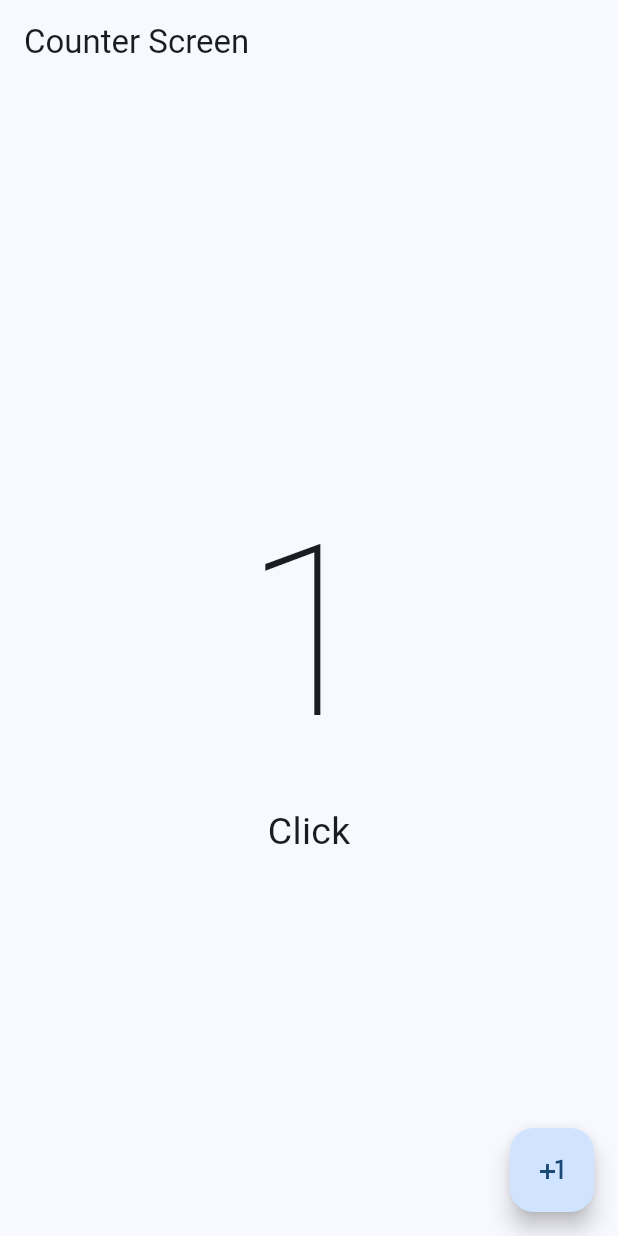
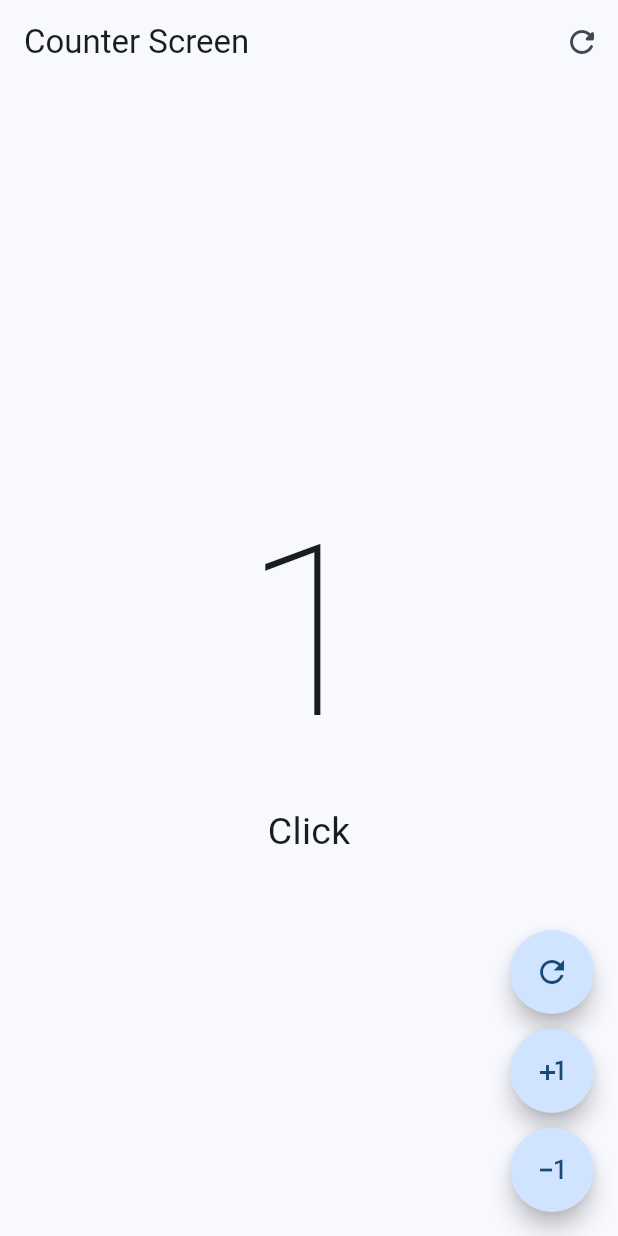
Before and after one commit to jgregoriorincon/flutter_counter, a Flutter app: the screen it shows after launch, after a tap on the "plus one" icon, on a phone screen of 412 x 824 dp. Run offline on Flutter 3.47's test engine with Material 3 defaults, Android fonts, the phone set to English and light mode, and no system bars.

Commit message:
Add minus and reset buttons

```diff
--- a/lib/main.dart
+++ b/lib/main.dart
@@ -1,5 +1,6 @@
 import 'package:flutter/material.dart';
-import 'package:flutter_counter/presentation/screens/counter_screen.dart';
+import 'package:flutter_counter/presentation/screens/counter_functions.dart';
+// import 'package:flutter_counter/presentation/screens/counter_basic.dart';
 
 void main() {
   runApp(MyApp());
@@ -13,7 +14,7 @@ class MyApp extends StatelessWidget {
     return MaterialApp(
       debugShowCheckedModeBanner: false,
       theme: ThemeData(colorSchemeSeed: Colors.blue),
-      home: CounterScreen(),
+      home: CounterFunctionsScreen(),
     );
   }
 }
--- a/lib/presentation/screens/counter_screen.dart
+++ b/lib/presentation/screens/counter_basic.dart
@@ -1,13 +1,13 @@
 import 'package:flutter/material.dart';
 
-class CounterScreen extends StatefulWidget {
-  const CounterScreen({super.key});
+class CounterBasic extends StatefulWidget {
+  const CounterBasic({super.key});
 
   @override
-  State<CounterScreen> createState() => _CounterScreenState();
+  State<CounterBasic> createState() => _CounterBasicState();
 }
 
-class _CounterScreenState extends State<CounterScreen> {
+class _CounterBasicState extends State<CounterBasic> {
   int clickCounter = 0;
   @override
   Widget build(BuildContext context) {
--- /dev/null
+++ b/lib/presentation/screens/counter_functions.dart
@@ -0,0 +1,83 @@
+import 'package:flutter/material.dart';
+
+class CounterFunctionsScreen extends StatefulWidget {
+  const CounterFunctionsScreen({super.key});
+
+  @override
+  State<CounterFunctionsScreen> createState() => _CounterFunctionsScreenState();
+}
+
+class _CounterFunctionsScreenState extends State<CounterFunctionsScreen> {
+  int clickCounter = 0;
+  @override
+  Widget build(BuildContext context) {
+    return Scaffold(
+      appBar: AppBar(
+        title: const Text('Counter Screen'),
+        actions: [
+          IconButton(
+            onPressed: () {
+              setState(() {
+                clickCounter = 0;
+              });
+            },
+            icon: const Icon(Icons.refresh_rounded),
+          ),
+        ],
+      ),
+      body: Center(
+        child: Column(
+          mainAxisAlignment: MainAxisAlignment.center,
+          children: [
+            Text(
+              '$clickCounter',
+              style: TextStyle(fontSize: 160, fontWeight: FontWeight.w100),
+            ),
+            Text(
+              'Click${clickCounter == 1 ? '' : 's'}',
+              style: const TextStyle(fontSize: 25),
+            ),
+          ],
+        ),
+      ),
+      floatingActionButton: Column(
+        mainAxisAlignment: MainAxisAlignment.end,
+        children: [
+          FloatingActionButton(
+            shape: const StadiumBorder(),
+            onPressed: () {
+              clickCounter = 0;
+              setState(() {
+                clickCounter = clickCounter;
+              });
+            },
+            child: const Icon(Icons.refresh_outlined),
+          ),
+          const SizedBox(height: 10),
+          FloatingActionButton(
+            shape: const StadiumBorder(),
+            onPressed: () {
+              clickCounter++;
+              setState(() {
+                clickCounter = clickCounter;
+              });
+            },
+            child: const Icon(Icons.plus_one),
+          ),
+          const SizedBox(height: 10),
+          FloatingActionButton(
+            shape: const StadiumBorder(),
+            onPressed: () {
+              if (clickCounter == 0) return;
+              clickCounter--;
+              setState(() {
+                clickCounter = clickCounter;
+              });
+            },
+            child: const Icon(Icons.exposure_minus_1),
+          ),
+        ],
+      ),
+    );
+  }
+}
```
